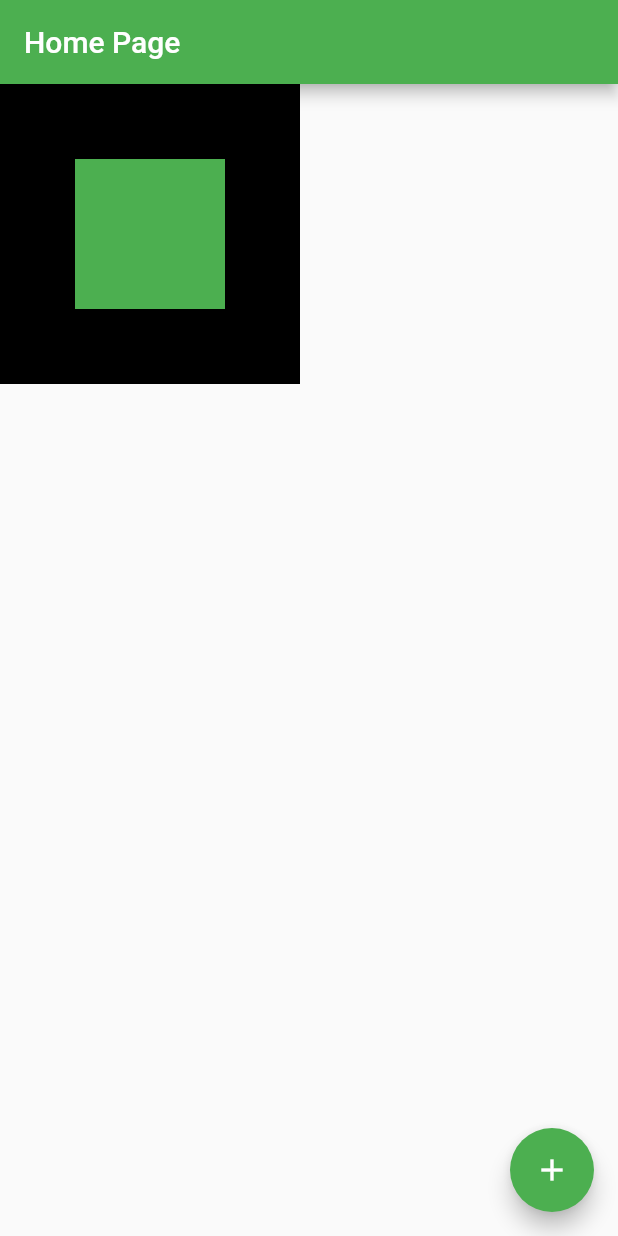
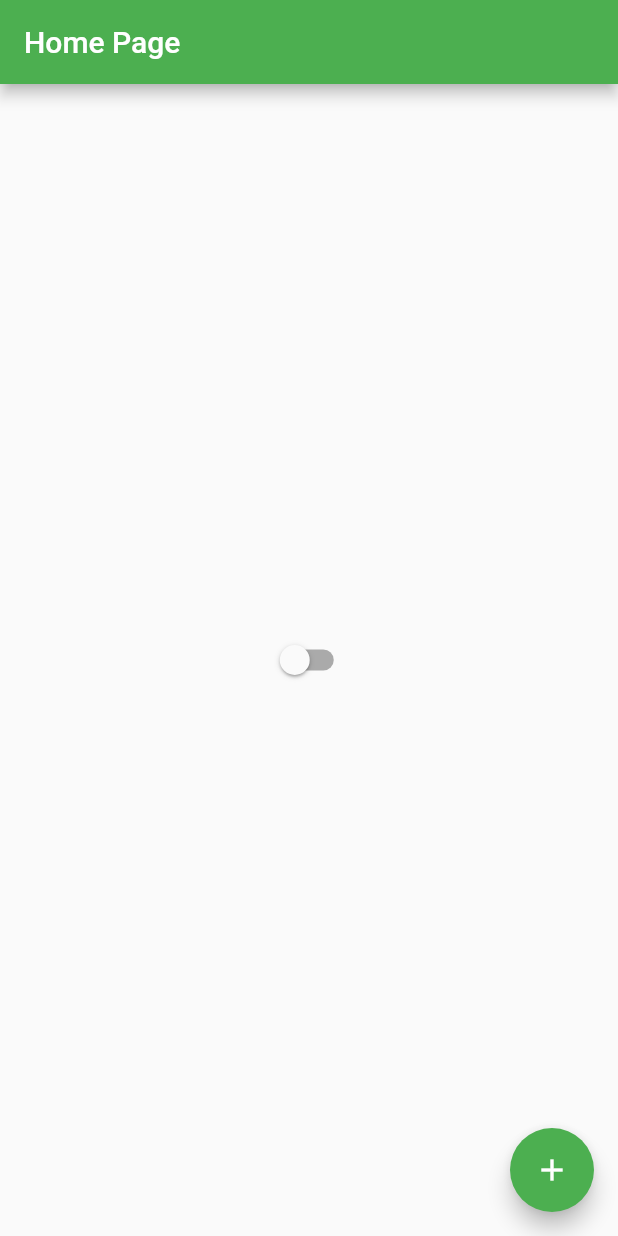
Before and after one commit to thiagovf/ola_mundo_flutter, a Flutter app: the screen it shows after launch, on a phone screen of 412 x 824 dp. Run offline on Flutter 3.47's test engine with Material 2 defaults, Android fonts, the phone set to English and light mode, and no system bars.

Commit message:
Adicionando gerência de estado

```diff
--- /dev/null
+++ b/lib/app_controller.dart
@@ -0,0 +1,12 @@
+import 'package:flutter/material.dart';
+
+class AppController extends ChangeNotifier {
+  static AppController instance = AppController();
+
+  bool isDartTheme = false;
+
+  changeTheme() {
+    this.isDartTheme = !this.isDartTheme;
+    notifyListeners();
+  }
+}
--- a/lib/app_widget.dart
+++ b/lib/app_widget.dart
@@ -1,12 +1,23 @@
 import 'package:flutter/cupertino.dart';
 import 'package:flutter/material.dart';
+import 'package:ola_mundo_flutter/app_controller.dart';
 import 'package:ola_mundo_flutter/home_page.dart';
 
 class AppWidget extends StatelessWidget {
   Widget build(BuildContext context) {
-    return MaterialApp(
-      theme: ThemeData(primarySwatch: Colors.green),
-      home: HomePage(),
+    return AnimatedBuilder(
+      animation: AppController.instance,
+      builder: (context, child) {
+        return MaterialApp(
+          theme: ThemeData(
+            primarySwatch: Colors.green,
+            brightness: AppController.instance.isDartTheme
+                ? Brightness.dark
+                : Brightness.light,
+          ),
+          home: HomePage(),
+        );
+      },
     );
   }
 }
--- a/lib/home_page_state.dart
+++ b/lib/home_page_state.dart
@@ -1,21 +1,23 @@
 import 'package:flutter/cupertino.dart';
 import 'package:flutter/material.dart';
 
+import 'app_controller.dart';
 import 'home_page.dart';
 
 class HomePageState extends State<HomePage> {
   int count = 0;
+
   Widget build(BuildContext context) {
     return Scaffold(
       appBar: AppBar(
         title: Text('Home Page'),
       ),
-      body: Container(
-        height: 200,
-        width: 200,
-        color: Colors.black,
-        child: Center(
-          child: Container(height: 100, width: 100, color: Colors.green),
+      body: Center(
+        child: Switch(
+          value: AppController.instance.isDartTheme,
+          onChanged: (value) {
+            AppController.instance.changeTheme();
+          },
         ),
       ),
       floatingActionButton: FloatingActionButton(
```
